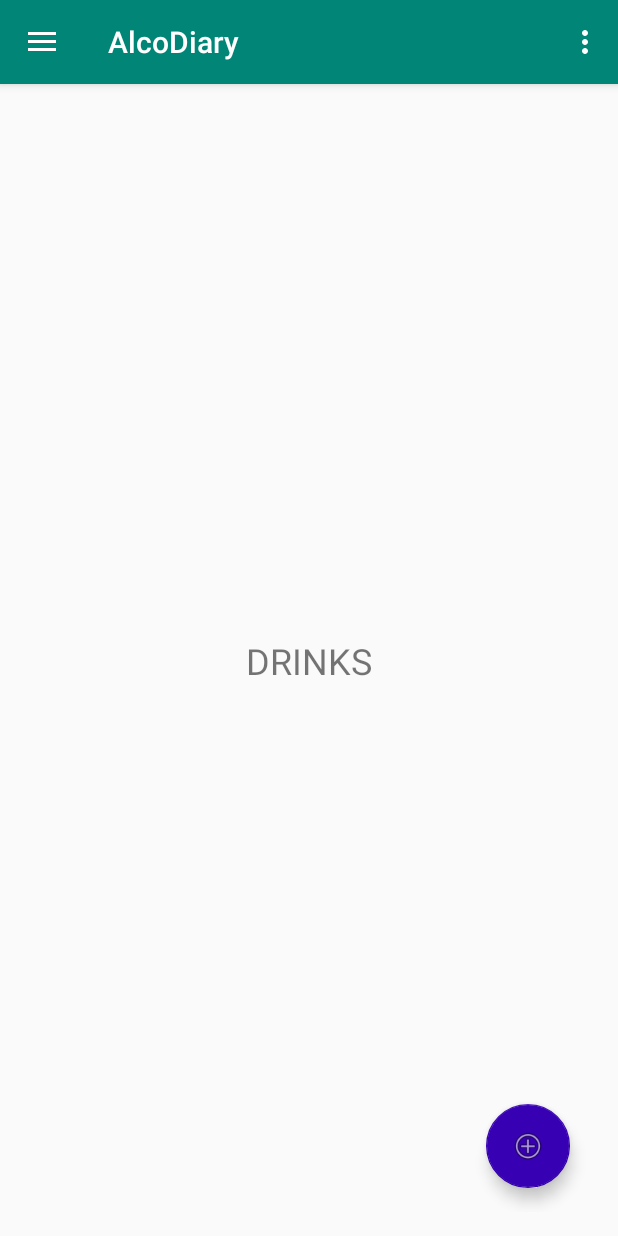
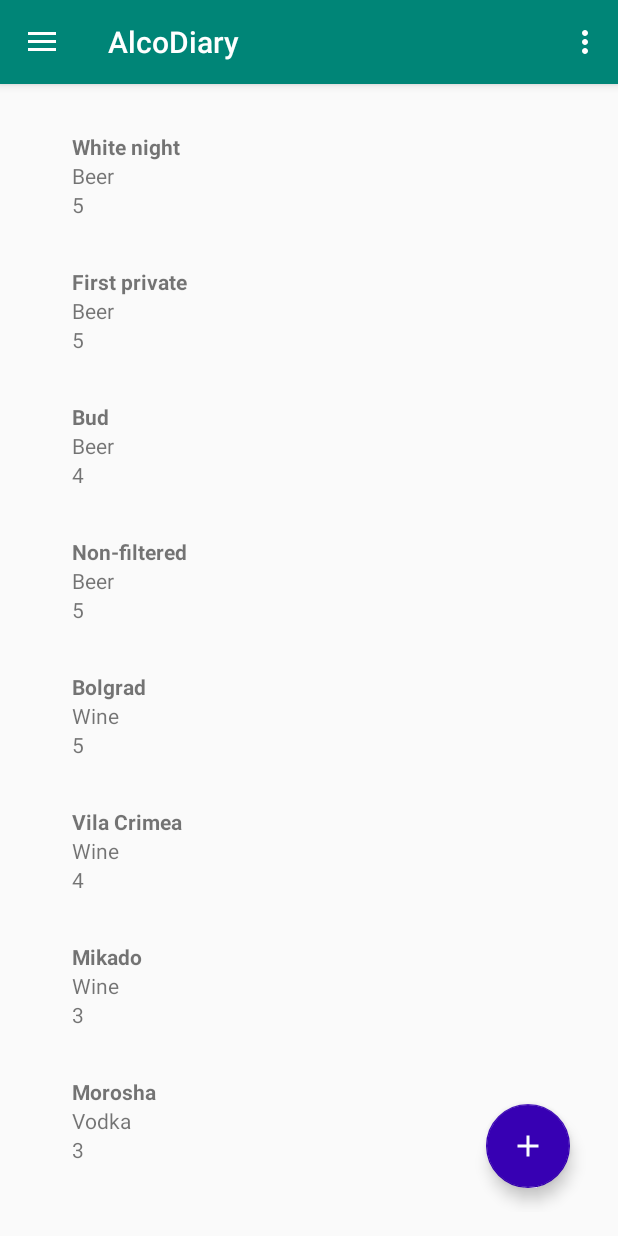
Before and after one commit to Kapibarabanka/AlcoDiary, an Android app: the screen it shows after launch (MainActivity), after a tap on "Drinks", on a phone screen of 412 x 824 dp. Run offline under Robolectric (Android 15) with nearby library versions, the phone set to English and light mode, and no system bars; 1 other tap on this screen came first.

Commit message:
Added base classes for drinks and their types, basic view of them and file with constant values for tests.

```diff
--- a/app/build.gradle
+++ b/app/build.gradle
@@ -32,4 +32,5 @@
     testImplementation 'junit:junit:4.12'
     androidTestImplementation 'com.android.support.test:runner:1.0.2'
     androidTestImplementation 'com.android.support.test.espresso:espresso-core:3.0.2'
+    implementation 'com.android.support:recyclerview-v7:28.0.0'
 }
--- /dev/null
+++ b/app/src/main/java/com/alcodiary/ConstatValues.kt
@@ -0,0 +1,28 @@
+package com.alcodiary
+
+import com.alcodiary.drink.Drink
+import com.alcodiary.drink.DrinkType
+
+// Drink types
+val beer = DrinkType("Beer", 4, 7)
+val wine = DrinkType("Wine", 10, 17)
+val vodka = DrinkType("Vodka", 37, 42)
+
+//Drinks
+val beers = listOf(
+    Drink("White night", beer, 5),
+    Drink("First private", beer, 5),
+    Drink("Bud", beer, 4),
+    Drink("Non-filtered", beer, 5)
+)
+val wines = listOf(
+    Drink("Bolgrad", wine, 5),
+    Drink("Vila Crimea", wine, 4),
+    Drink("Mikado", wine, 3)
+)
+val vodkas = listOf(
+    Drink("Morosha", vodka, 3),
+    Drink("Vozduh", vodka, 3),
+    Drink("Zubrovka", vodka, 5)
+)
+val allDrinks = beers + wines + vodkas
--- a/app/src/main/java/com/alcodiary/DrinksFragment.kt
+++ /dev/null
@@ -1,15 +0,0 @@
-package com.alcodiary
-
-import android.os.Bundle
-import android.support.v4.app.Fragment
-import android.view.LayoutInflater
-import android.view.View
-import android.view.ViewGroup
-
-class DrinksFragment : Fragment() {
-
-    override fun onCreateView(inflater: LayoutInflater, container: ViewGroup?, savedInstanceState: Bundle?): View? {
-        return inflater?.inflate(R.layout.fragment_drinks, null)
-    }
-
-}
--- a/app/src/main/java/com/alcodiary/MainActivity.kt
+++ b/app/src/main/java/com/alcodiary/MainActivity.kt
@@ -1,13 +1,13 @@
 package com.alcodiary
 
 import android.os.Bundle
-import android.support.design.widget.Snackbar
 import android.support.design.widget.NavigationView
 import android.support.v4.view.GravityCompat
 import android.support.v7.app.ActionBarDrawerToggle
 import android.support.v7.app.AppCompatActivity
 import android.view.Menu
 import android.view.MenuItem
+import com.alcodiary.drink.DrinksFragment
 import kotlinx.android.synthetic.main.activity_main.*
 import kotlinx.android.synthetic.main.app_bar_main.*
 
@@ -71,7 +71,7 @@
 
         supportFragmentManager
             .beginTransaction()
-            .replace(R.id.relativeLayout, fragment)
+            .replace(R.id.fragment_container, fragment)
             .commit()
     }
 
--- /dev/null
+++ b/app/src/main/java/com/alcodiary/drink/Drink.kt
@@ -0,0 +1,7 @@
+package com.alcodiary.drink
+
+class Drink(val name: String, val type: DrinkType, mark: Int) {
+    var alco: Int = type.defaultAlco
+    var mark: Int = mark
+    var comment: String = ""
+}
--- /dev/null
+++ b/app/src/main/java/com/alcodiary/drink/DrinkListAdapter.kt
@@ -0,0 +1,21 @@
+package com.alcodiary.drink
+
+import android.support.v7.widget.RecyclerView
+import android.view.LayoutInflater
+import android.view.ViewGroup
+
+class DrinkListAdapter(private val list: List<Drink>)
+    : RecyclerView.Adapter<DrinkViewHolder>() {
+
+    override fun onCreateViewHolder(parent: ViewGroup, viewType: Int): DrinkViewHolder {
+        val inflater = LayoutInflater.from(parent.context)
+        return DrinkViewHolder(inflater, parent)
+    }
+
+    override fun onBindViewHolder(holder: DrinkViewHolder, position: Int) {
+        val drink: Drink = list[position]
+        holder.bind(drink)
+    }
+
+    override fun getItemCount(): Int = list.size
+}
--- /dev/null
+++ b/app/src/main/java/com/alcodiary/drink/DrinkType.kt
@@ -0,0 +1,6 @@
+package com.alcodiary.drink
+
+class DrinkType(val name: String, val minAlco: Int, val maxAlco: Int) {
+    val defaultAlco: Int
+        get() = (this.minAlco + this.maxAlco) / 2
+}
--- /dev/null
+++ b/app/src/main/java/com/alcodiary/drink/DrinkViewHolder.kt
@@ -0,0 +1,28 @@
+package com.alcodiary.drink
+
+import android.support.v7.widget.RecyclerView
+import android.view.LayoutInflater
+import android.view.ViewGroup
+import android.widget.TextView
+import com.alcodiary.R
+
+
+class DrinkViewHolder(inflater: LayoutInflater, parent: ViewGroup) :
+    RecyclerView.ViewHolder(inflater.inflate(R.layout.list_item_drink, parent, false)) {
+    private var dNameView: TextView? = null
+    private var dTypeView: TextView? = null
+    private var dMarkView: TextView? = null
+
+    init {
+        dNameView = itemView.findViewById(R.id.list_drink_name)
+        dTypeView = itemView.findViewById(R.id.list_drink_type)
+        dMarkView = itemView.findViewById(R.id.list_drink_mark)
+    }
+
+    fun bind(drink: Drink) {
+        dNameView?.text = drink.name
+        dTypeView?.text = drink.type.name
+        dMarkView?.text = drink.mark.toString()
+    }
+
+}
--- /dev/null
+++ b/app/src/main/java/com/alcodiary/drink/DrinksFragment.kt
@@ -0,0 +1,40 @@
+package com.alcodiary.drink
+
+import android.os.Bundle
+import android.support.v4.app.Fragment
+import android.support.v7.widget.LinearLayoutManager
+import android.view.LayoutInflater
+import android.view.View
+import android.view.ViewGroup
+import com.alcodiary.R
+import com.alcodiary.allDrinks
+import kotlinx.android.synthetic.main.fragment_drinks.*
+
+class DrinksFragment : Fragment() {
+
+    override fun onCreate(savedInstanceState: Bundle?) {
+        super.onCreate(savedInstanceState)
+        retainInstance = true
+    }
+
+    override fun onCreateView(inflater: LayoutInflater, container: ViewGroup?, savedInstanceState: Bundle?): View? {
+        return inflater?.inflate(R.layout.fragment_drinks, null)
+    }
+
+    override fun onViewCreated(view: View, savedInstanceState: Bundle?) {
+        super.onViewCreated(view, savedInstanceState)
+        // RecyclerView node initialized here
+        recycler_view_drinks.apply {
+            // set a LinearLayoutManager to handle Android
+            // RecyclerView behavior
+            layoutManager = LinearLayoutManager(activity)
+            // set the custom adapter to the RecyclerView
+            adapter = DrinkListAdapter(allDrinks)
+        }
+    }
+
+    companion object {
+        fun newInstance(): DrinksFragment = DrinksFragment()
+    }
+
+}
--- /dev/null
+++ b/app/src/main/res/drawable/ic_add_48dp.xml
@@ -0,0 +1,8 @@
+<vector android:tint="#FAFFFF"
+        android:viewportHeight="24.0"
+        android:viewportWidth="24.0"
+        android:width="24dp"
+        android:height="24dp"
+        xmlns:android="http://schemas.android.com/apk/res/android">
+    <path android:fillColor="#FF000000" android:pathData="M19,13h-6v6h-2v-6H5v-2h6V5h2v6h6v2z"/>
+</vector>
--- a/app/src/main/res/layout/content_main.xml
+++ b/app/src/main/res/layout/content_main.xml
@@ -3,7 +3,7 @@
         xmlns:android="http://schemas.android.com/apk/res/android"
         xmlns:tools="http://schemas.android.com/tools"
         xmlns:app="http://schemas.android.com/apk/res-auto"
-        android:id="@+id/relativeLayout"
+        android:id="@+id/fragment_container"
         android:layout_width="match_parent"
         android:layout_height="match_parent"
         android:paddingBottom="@dimen/activity_vertical_margin"
--- a/app/src/main/res/layout/fragment_calendar.xml
+++ b/app/src/main/res/layout/fragment_calendar.xml
@@ -1,6 +1,6 @@
 <?xml version="1.0" encoding="utf-8"?>
 <RelativeLayout xmlns:android="http://schemas.android.com/apk/res/android"
-                android:layout_width="match_parent"
+                xmlns:app="http://schemas.android.com/apk/res-auto" android:layout_width="match_parent"
                 android:layout_height="match_parent">
     <android.support.constraint.ConstraintLayout
             xmlns:android="http://schemas.android.com/apk/res/android"
@@ -29,7 +29,7 @@
                 android:layout_height="wrap_content"
                 android:layout_gravity="bottom|end"
                 android:layout_margin="@dimen/fab_margin"
-                app:srcCompat="@android:drawable/ic_menu_add"
+                app:srcCompat="@drawable/ic_add_48dp"
                 app:layout_constraintBottom_toBottomOf="parent"
                 android:layout_marginEnd="37dp" android:layout_marginRight="37dp" android:layout_marginBottom="36dp"
                 app:layout_constraintEnd_toEndOf="parent" app:backgroundTint="@color/colorAccent"/>
--- a/app/src/main/res/layout/fragment_drinks.xml
+++ b/app/src/main/res/layout/fragment_drinks.xml
@@ -1,23 +1,24 @@
 <?xml version="1.0" encoding="utf-8"?>
-<RelativeLayout xmlns:android="http://schemas.android.com/apk/res/android"
+<RelativeLayout
+        xmlns:android="http://schemas.android.com/apk/res/android"
+        xmlns:app="http://schemas.android.com/apk/res-auto"
+        android:layout_width="match_parent"
+        android:layout_height="match_parent">
+
+    <android.support.constraint.ConstraintLayout
+            xmlns:android="http://schemas.android.com/apk/res/android"
+            xmlns:app="http://schemas.android.com/apk/res-auto"
+            android:layout_width="match_parent"
+            android:layout_height="match_parent">
+
+        <android.support.v7.widget.RecyclerView
+                xmlns:android="http://schemas.android.com/apk/res/android"
+                android:id="@+id/recycler_view_drinks"
                 android:layout_width="match_parent"
-                android:layout_height="match_parent">
-    <android.support.constraint.ConstraintLayout xmlns:android="http://schemas.android.com/apk/res/android"
-                                                 xmlns:app="http://schemas.android.com/apk/res-auto"
-                                                 xmlns:tools="http://schemas.android.com/tools"
-                                                 android:layout_width="match_parent"
-                                                 android:layout_height="match_parent">
+                android:layout_height="match_parent"
+                android:foregroundGravity="center">
 
-        <TextView
-                android:text="DRINKS"
-                android:layout_width="wrap_content"
-                android:layout_height="wrap_content"
-                android:id="@+id/textView2"
-                app:layout_constraintEnd_toEndOf="parent"
-                android:layout_marginEnd="8dp" android:layout_marginRight="8dp"
-                app:layout_constraintStart_toStartOf="parent" android:layout_marginLeft="8dp"
-                android:layout_marginStart="8dp" android:layout_marginTop="8dp" app:layout_constraintTop_toTopOf="parent"
-                android:layout_marginBottom="8dp" app:layout_constraintBottom_toBottomOf="parent" android:textSize="24sp"/>
+        </android.support.v7.widget.RecyclerView>
 
         <android.support.design.widget.FloatingActionButton
                 android:id="@+id/fabAddDrink"
@@ -25,9 +26,10 @@
                 android:layout_height="wrap_content"
                 android:layout_gravity="bottom|end"
                 android:layout_margin="@dimen/fab_margin"
-                app:srcCompat="@android:drawable/ic_menu_add"
+                app:srcCompat="@drawable/ic_add_48dp"
                 app:layout_constraintBottom_toBottomOf="parent"
                 android:layout_marginEnd="37dp" android:layout_marginRight="37dp" android:layout_marginBottom="36dp"
-                app:layout_constraintEnd_toEndOf="parent" app:backgroundTint="@color/design_default_color_primary_dark"/>
+                app:layout_constraintEnd_toEndOf="parent"
+                app:backgroundTint="@color/design_default_color_primary_dark"/>
     </android.support.constraint.ConstraintLayout>
 </RelativeLayout>
--- /dev/null
+++ b/app/src/main/res/layout/list_item_drink.xml
@@ -0,0 +1,35 @@
+<?xml version="1.0" encoding="utf-8"?>
+<LinearLayout
+        android:layout_width="match_parent"
+        android:layout_height="wrap_content"
+        android:orientation="vertical"
+        android:layout_gravity="center_horizontal"
+        android:padding="16dp"
+        xmlns:android="http://schemas.android.com/apk/res/android">
+
+    <TextView
+            android:id="@+id/list_drink_name"
+            android:layout_width="wrap_content"
+            android:layout_height="wrap_content"
+            android:layout_gravity="left"
+            android:paddingLeft="16dp"
+            android:text="@string/drink_name"
+            android:textStyle="bold"/>
+
+    <TextView
+            android:id="@+id/list_drink_type"
+            android:layout_width="wrap_content"
+            android:layout_height="wrap_content"
+            android:layout_gravity="left"
+            android:paddingLeft="16dp"
+            android:text="@string/drink_type"/>
+
+    <TextView
+            android:id="@+id/list_drink_mark"
+            android:layout_width="wrap_content"
+            android:layout_height="wrap_content"
+            android:layout_gravity="left"
+            android:paddingLeft="16dp"
+            android:text="@string/drink_mark"/>
+
+</LinearLayout>
--- a/app/src/main/res/values/strings.xml
+++ b/app/src/main/res/values/strings.xml
@@ -6,4 +6,8 @@
     <string name="nav_header_subtitle">android.studio@android.com</string>
     <string name="nav_header_desc">Navigation header</string>
     <string name="action_settings">Settings</string>
+
+    <string name="drink_name">Name</string>
+    <string name="drink_type">Type</string>
+    <string name="drink_mark">Mark</string>
 </resources>
```
